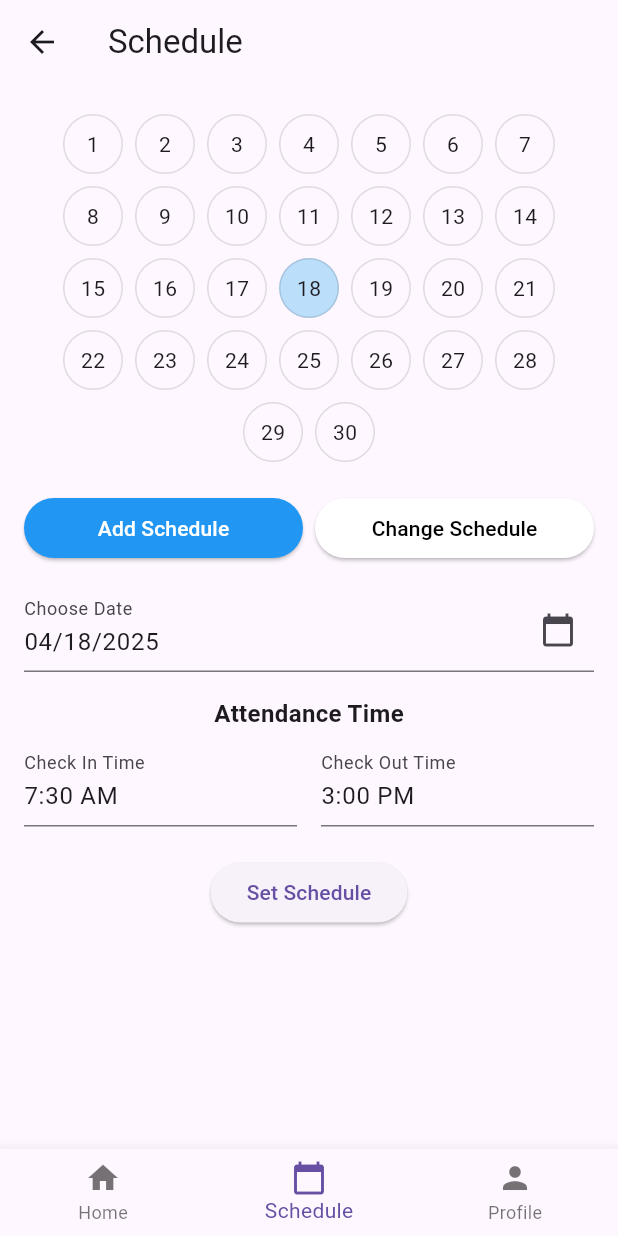
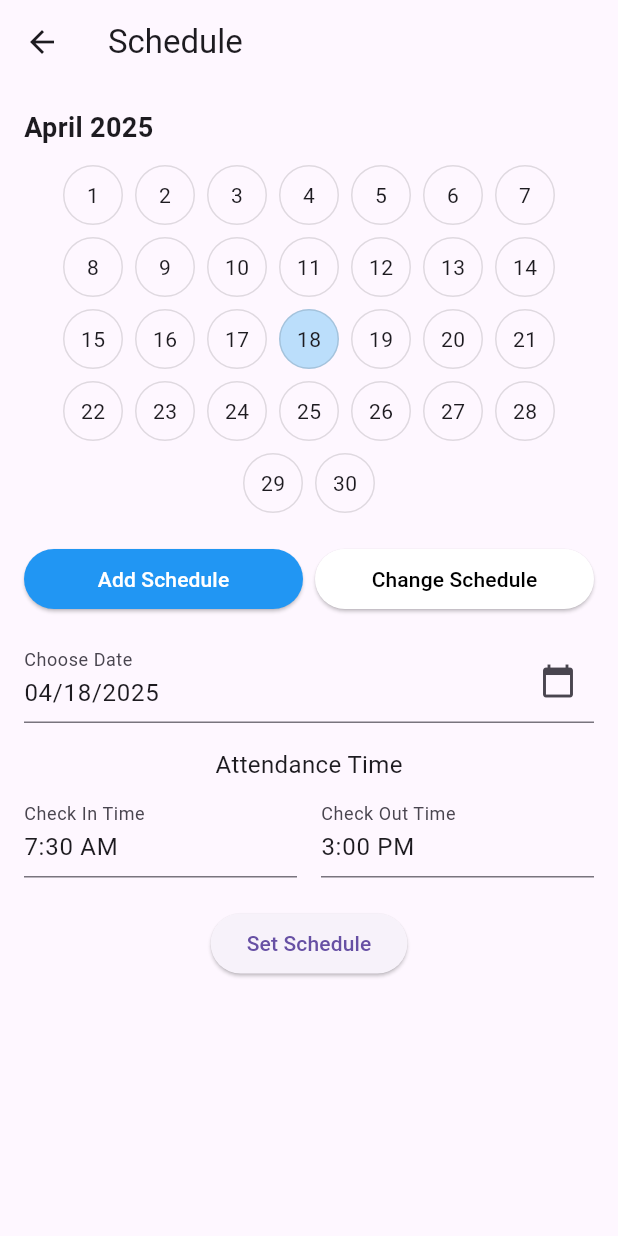
Before and after one commit to Kairarin/Attendify, a Flutter app: the SchedulePage screen opened directly, on a phone screen of 412 x 824 dp. Run offline on Flutter 3.47's test engine with Material 3 defaults, Android fonts, the phone set to English and light mode, and no system bars; our stand-ins replace barcode_widget, file_picker, qr_flutter; missing offline and left inert: mobile_scanner.

Commit message:
Update schedule_page.dart

```diff
--- a/lib/Admin/schedule_page.dart
+++ b/lib/Admin/schedule_page.dart
@@ -13,23 +13,16 @@ class _SchedulePageState extends State<SchedulePage> {
   TimeOfDay checkInTime = const TimeOfDay(hour: 7, minute: 30);
   TimeOfDay checkOutTime = const TimeOfDay(hour: 15, minute: 0);
 
-  final TextEditingController dateController = TextEditingController();
-  final TextEditingController checkInController = TextEditingController();
-  final TextEditingController checkOutController = TextEditingController();
+  final dateController = TextEditingController();
+  final checkInController = TextEditingController();
+  final checkOutController = TextEditingController();
 
   bool isEditing = false;
   final Set<DateTime> scheduledDates = {};
 
   @override
-  void initState() {
-    super.initState();
-    // jangan panggil _updateControllers() di sini
-  }
-
-  @override
   void didChangeDependencies() {
     super.didChangeDependencies();
-    // sekarang context sudah lengkap dengan Localizations
     _updateControllers();
   }
 
@@ -46,67 +39,48 @@ class _SchedulePageState extends State<SchedulePage> {
       firstDate: DateTime(2024),
       lastDate: DateTime(2026),
     );
-    if (picked != null && picked != selectedDate) {
-      setState(() {
-        selectedDate = picked;
-        _updateControllers();
-      });
-    }
+    if (picked != null) setState(() {
+      selectedDate = picked;
+      _updateControllers();
+    });
   }
 
-  Future<void> _selectTime({required bool isCheckIn}) async {
+  Future<void> _selectTime(bool isIn) async {
     final picked = await showTimePicker(
       context: context,
-      initialTime: isCheckIn ? checkInTime : checkOutTime,
+      initialTime: isIn ? checkInTime : checkOutTime,
     );
-    if (picked != null) {
-      setState(() {
-        if (isCheckIn) {
-          checkInTime = picked;
-        } else {
-          checkOutTime = picked;
-        }
-        _updateControllers();
-      });
-    }
+    if (picked != null) setState(() {
+      if (isIn) checkInTime = picked; else checkOutTime = picked;
+      _updateControllers();
+    });
   }
 
   void _setSchedule() {
     setState(() {
       scheduledDates.add(DateTime(
-        selectedDate.year,
-        selectedDate.month,
-        selectedDate.day,
-      ));
+          selectedDate.year, selectedDate.month, selectedDate.day));
     });
   }
 
   Widget _buildCalendar() {
     final year = selectedDate.year;
     final month = selectedDate.month;
-    final lastDay = DateTime(year, month + 1, 0).day;
-    final days = List.generate(lastDay, (i) => DateTime(year, month, i + 1));
-
+    final daysInMonth = DateTime(year, month + 1, 0).day;
     return Wrap(
       alignment: WrapAlignment.center,
-      children: days.map((d) {
+      children: List.generate(daysInMonth, (i) {
+        final d = DateTime(year, month, i + 1);
         final isSel = d.day == selectedDate.day;
-        final isSch = scheduledDates.any((sd) =>
-        sd.year == d.year && sd.month == d.month && sd.day == d.day);
-
+        final isSch = scheduledDates.contains(d);
         return GestureDetector(
-          onTap: () {
-            setState(() {
-              selectedDate = d;
-              _updateControllers();
-            });
-          },
+          onTap: () => setState(() {
+            selectedDate = d; _updateControllers();
+          }),
           child: Container(
-            width: 40,
-            height: 40,
-            margin: const EdgeInsets.all(4),
+            width: 40, height: 40, margin: const EdgeInsets.all(4),
             decoration: BoxDecoration(
-              color: isSel ? Colors.blue.shade100 : Colors.transparent,
+              color: isSel ? Colors.blue.shade100 : null,
               border: Border.all(color: Colors.black12),
               borderRadius: BorderRadius.circular(20),
             ),
@@ -117,16 +91,13 @@ class _SchedulePageState extends State<SchedulePage> {
                 if (isSch)
                   const Positioned(
                     bottom: 6,
-                    child: CircleAvatar(
-                      radius: 3,
-                      backgroundColor: Colors.green,
-                    ),
+                    child: CircleAvatar(radius: 3, backgroundColor: Colors.green),
                   ),
               ],
             ),
           ),
         );
-      }).toList(),
+      }),
     );
   }
 
@@ -134,12 +105,22 @@ class _SchedulePageState extends State<SchedulePage> {
 
   @override
   Widget build(BuildContext context) {
+    final monthYear = DateFormat('MMMM yyyy').format(selectedDate);
     return Scaffold(
       appBar: AppBar(title: const Text('Schedule')),
       body: SingleChildScrollView(
         padding: const EdgeInsets.all(16),
         child: Column(
           children: [
+            // <-- Header Bulan & Tahun
+            Align(
+              alignment: Alignment.centerLeft,
+              child: Text(
+                monthYear,
+                style: const TextStyle(fontSize: 18, fontWeight: FontWeight.bold),
+              ),
+            ),
+            const SizedBox(height: 8),
             _buildCalendar(),
             const SizedBox(height: 16),
             Row(
@@ -178,8 +159,7 @@ class _SchedulePageState extends State<SchedulePage> {
               onTap: _selectDate,
             ),
             const SizedBox(height: 16),
-            const Text('Attendance Time',
-                style: TextStyle(fontSize: 16, fontWeight: FontWeight.bold)),
+            const Text('Attendance Time', style: TextStyle(fontSize: 16)),
             const SizedBox(height: 8),
             Row(
               children: [
@@ -188,7 +168,7 @@ class _SchedulePageState extends State<SchedulePage> {
                     controller: checkInController,
                     readOnly: true,
                     decoration: const InputDecoration(labelText: 'Check In Time'),
-                    onTap: () => _selectTime(isCheckIn: true),
+                    onTap: () => _selectTime(true),
                   ),
                 ),
                 const SizedBox(width: 16),
@@ -197,7 +177,7 @@ class _SchedulePageState extends State<SchedulePage> {
                     controller: checkOutController,
                     readOnly: true,
                     decoration: const InputDecoration(labelText: 'Check Out Time'),
-                    onTap: () => _selectTime(isCheckIn: false),
+                    onTap: () => _selectTime(false),
                   ),
                 ),
               ],
@@ -205,22 +185,12 @@ class _SchedulePageState extends State<SchedulePage> {
             const SizedBox(height: 20),
             ElevatedButton(
               onPressed: _setSchedule,
-              child:
-              Text(isEditing ? 'Change Schedule' : 'Set Schedule'),
+              child: Text(isEditing ? 'Change Schedule' : 'Set Schedule'),
             ),
           ],
         ),
       ),
-      bottomNavigationBar: BottomNavigationBar(
-        currentIndex: 1,
-        items: const [
-          BottomNavigationBarItem(icon: Icon(Icons.home), label: 'Home'),
-          BottomNavigationBarItem(
-              icon: Icon(Icons.calendar_today), label: 'Schedule'),
-          BottomNavigationBarItem(
-              icon: Icon(Icons.person), label: 'Profile'),
-        ],
-      ),
+      // **Hapus** bottomNavigationBar duplikat di sini!
     );
   }
 }
```
